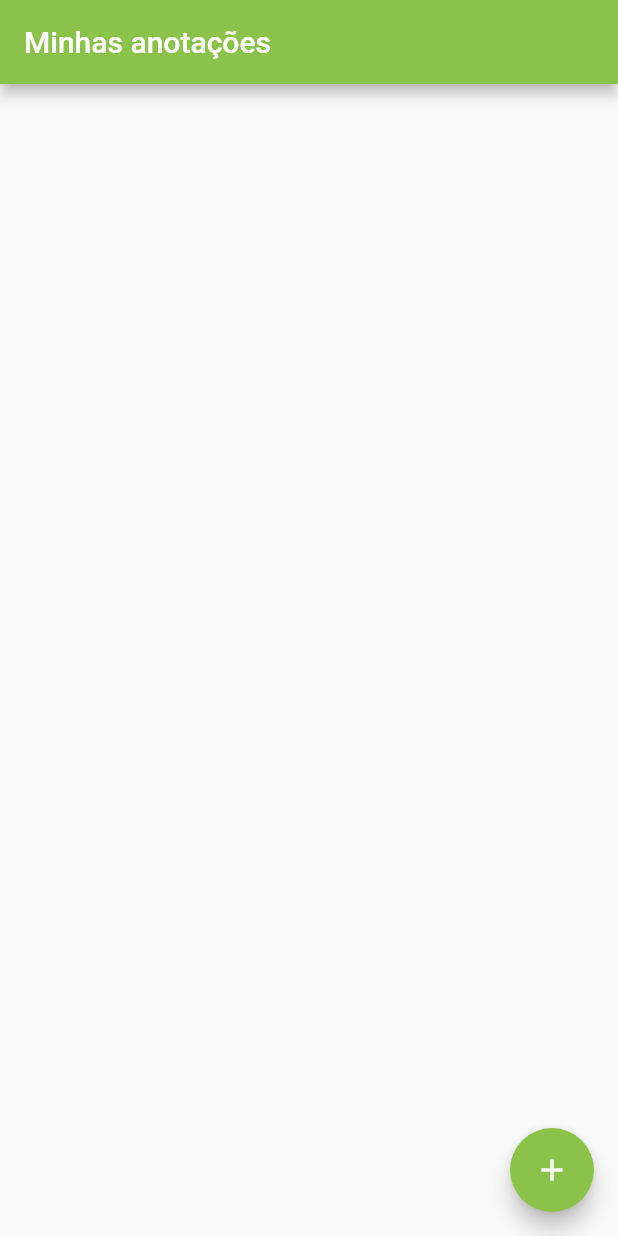
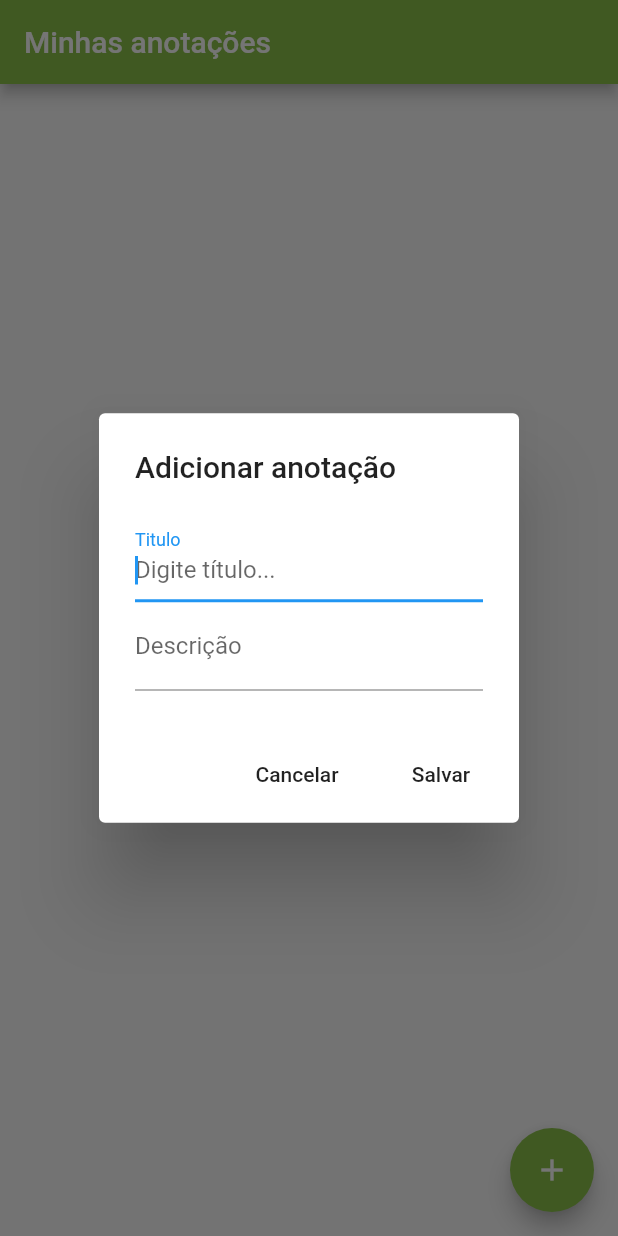
Before and after one commit to leandrotux/notas-diarias, a Flutter app: the screen it shows after launch, after a tap on the "add" icon, on a phone screen of 412 x 824 dp. Run offline on Flutter 3.47's test engine with Material 2 defaults, Android fonts, the phone set to English and light mode, and no system bars.

Commit message:
criated interface principal

```diff
--- a/lib/Home.dart
+++ b/lib/Home.dart
@@ -6,6 +6,53 @@ class Home extends StatefulWidget {
 }
 
 class _HomeState extends State<Home> {
+  TextEditingController _tituloController = TextEditingController();
+  TextEditingController _descricaoController = TextEditingController();
+
+  _exibirTelaCadastro() {
+    showDialog(
+      context: context,
+      builder: (context) {
+        return AlertDialog(
+          title: Text("Adicionar anotação"),
+          content: Column(
+            mainAxisSize: MainAxisSize.min,
+            children: [
+              TextField(
+                controller: _tituloController,
+                autofocus: true,
+                decoration: InputDecoration(
+                  labelText: "Titulo",
+                  hintText: "Digite título...",
+                ),
+              ),
+              TextField(
+                controller: _descricaoController,
+                decoration: InputDecoration(
+                  labelText: "Descrição",
+                  hintText: "Digite a descrição...",
+                ),
+              ),
+            ],
+          ),
+          actions: [
+            FlatButton(
+              onPressed: () => Navigator.pop(context),
+              child: Text("Cancelar"),
+            ),
+            FlatButton(
+              onPressed: () {
+                //Salvar dados
+                Navigator.pop(context);
+              },
+              child: Text("Salvar"),
+            ),
+          ],
+        );
+      },
+    );
+  }
+
   @override
   Widget build(BuildContext context) {
     return Scaffold(
@@ -18,7 +65,9 @@ class _HomeState extends State<Home> {
         backgroundColor: Colors.lightGreen,
         foregroundColor: Colors.white,
         child: Icon(Icons.add),
-        onPressed: () {},
+        onPressed: () {
+          _exibirTelaCadastro();
+        },
       ),
     );
   }
```
